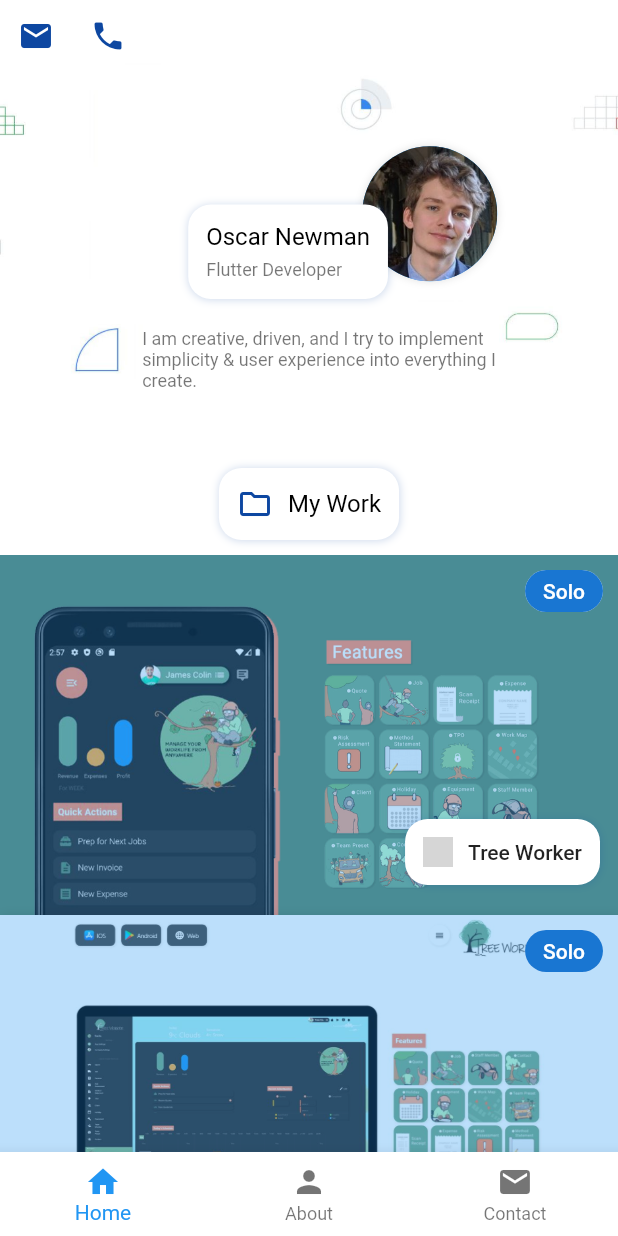
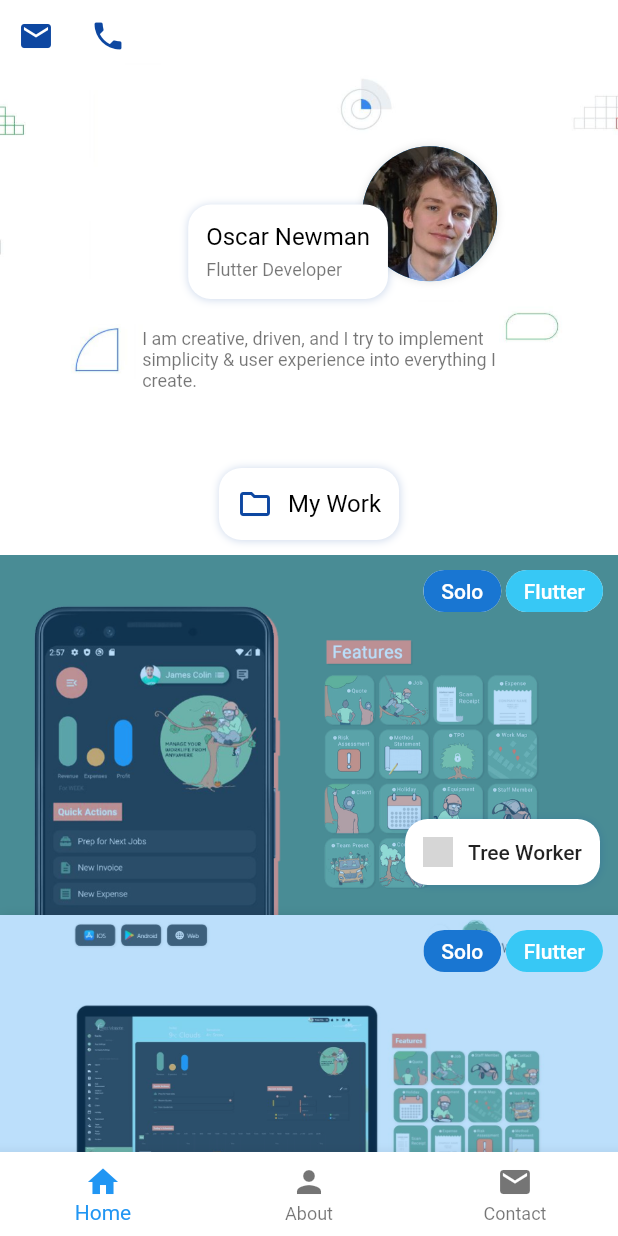
Before and after one commit to Cressplant/project_portfolio, a Flutter app: the screen it shows after launch, on a phone screen of 412 x 824 dp. Run offline on Flutter 3.47's test engine with Material 2 defaults, Android fonts, the phone set to English and light mode, and no system bars; our stand-ins replace modal_bottom_sheet; network calls fail; grey boxes are pictures that could not be loaded.

Commit message:
Snaggle & Project Pages

```diff
--- a/lib/main.dart
+++ b/lib/main.dart
@@ -1,5 +1,6 @@
 import 'package:flutter/material.dart';
 import 'package:project_portfolio/views/ui/screens/home_screen.dart';
+import 'package:project_portfolio/views/ui/screens/navigation_screen.dart';
 
 void main() {
   runApp(MyApp());
@@ -27,7 +28,7 @@ class MyApp extends StatelessWidget {
           primarySwatch: Colors.blue,
           visualDensity: VisualDensity.adaptivePlatformDensity,
           appBarTheme: AppBarTheme(elevation: 0, iconTheme: IconThemeData())),
-      home: HomeScreen(),
+      home: NavigationScreen(),
     );
   }
 }
--- a/lib/views/business_logic/utils/database.dart
+++ b/lib/views/business_logic/services/database.dart
@@ -9,33 +9,41 @@ class DataBase {
     'projects': {
       '0': {
         'title': 'Tree Worker',
-        'logo':
-            'https://firebasestorage.googleapis.com/v0/b/bluebranch-ad113.appspot.com/o/Store%20Upload%20Icon%20512.png?alt=media&token=521c81e7-3e7d-4bba-9fe4-67375ebf4ccb',
+        'logo': 'https://firebasestorage.googleapis.com/v0/b/bluebranch-ad113.appspot.com/o/Store%20Upload%20Icon%20512.png?alt=media&token=521c81e7-3e7d-4bba-9fe4-67375ebf4ccb',
         'coverImage': 'images/6 - Home Shortcuts FB AD.jpg', //! CONVERT TO NETWORK IMAGE
         'screenshots': ['images/treeworker_mobile_darkmode.png'],
         'description': 'Invoicing & team management software for Arboricultral Companies.',
-        'tags': ['000', '011', '003', '001', '004', '006', '008'],
+        'tags': ['000', '002', '003', '004', '006', '008', '011'],
         'primaryColor': 0xffff8c6a,
         'accentColor': 0xff5b876c
       },
       '1': {
         'title': 'Tree Worker Landing Page',
-        'logo':
-            'https://firebasestorage.googleapis.com/v0/b/bluebranch-ad113.appspot.com/o/Store%20Upload%20Icon%20512.png?alt=media&token=521c81e7-3e7d-4bba-9fe4-67375ebf4ccb',
+        'logo': 'https://firebasestorage.googleapis.com/v0/b/bluebranch-ad113.appspot.com/o/Store%20Upload%20Icon%20512.png?alt=media&token=521c81e7-3e7d-4bba-9fe4-67375ebf4ccb',
         'coverImage': 'images/tree_worker_landing_page.JPG', //! CONVERT TO NETWORK IMAGE
         'screenshots': ['images/tree_worker_landing_page.JPG'],
         'description': 'Flutter web project serving as the landing page for the Tree Worker app.',
-        'tags': ['000', '011', '003', '001', '008'],
+        'tags': ['000', '002', '003', '008', '011'],
         'primaryColor': 0xffff8c6a,
         'accentColor': 0xffffffff
       },
       '2': {
         'title': 'Sun Bear Blinds',
         'logo': 'https://www.sunbearblinds.com/wp-content/uploads/2019/08/Sun-Bear-Round-Logo-Edge-200px.png',
-        'coverImage': 'images/sun_bear_blinds_home.JPG', //! CONVERT TO NETWORK IMAGE
+        'coverImage': 'images/sun_bear_blinds_cover.png', //! CONVERT TO NETWORK IMAGE
         'screenshots': ['images/sun_bear_blinds_home.JPG', 'images/sun_bear_blinds_home_dark.JPG'],
         'description': 'An eCommerce web app, retailing Children\'s Blackout Blinds.',
-        'tags': ['000', '011', '002', '001', '008'],
+        'tags': ['000', '002', '011', '008'],
+        'primaryColor': 0xffff8c6a,
+        'accentColor': 0xffffffff
+      },
+      '3': {
+        'title': 'Snaggle',
+        'logo': 'https://www.sunbearblinds.com/wp-content/uploads/2019/08/Sun-Bear-Round-Logo-Edge-200px.png',
+        'coverImage': 'images/snaggle_cover.png', //! CONVERT TO NETWORK IMAGE
+        'screenshots': ['images/snaggle_cover.png'],
+        'description': 'An eCommerce web app, retailing Children\'s Blackout Blinds.',
+        'tags': ['001', '002', '011', '008'],
         'primaryColor': 0xffff8c6a,
         'accentColor': 0xffffffff
       },
--- /dev/null
+++ b/lib/views/business_logic/utils/spacers.dart
@@ -0,0 +1,5 @@
+import 'package:flutter/material.dart';
+
+const SizedBox smallVerticalSpacer = SizedBox(height: 5.0);
+const SizedBox mediumVerticalSpacer = SizedBox(height: 15.0);
+const SizedBox largeVerticalSpacer = SizedBox(height: 30.0);
--- a/lib/views/ui/screens/home_screen.dart
+++ b/lib/views/ui/screens/home_screen.dart
@@ -1,10 +1,8 @@
 import 'package:flutter/material.dart';
 import 'package:flutter/rendering.dart';
 import 'package:project_portfolio/views/business_logic/models/project.dart';
-import 'package:project_portfolio/views/business_logic/utils/database.dart';
-import 'package:project_portfolio/views/business_logic/utils/decoration.dart';
+import 'package:project_portfolio/views/business_logic/services/database.dart';
 import 'package:project_portfolio/views/ui/overlays/handshake_overlay.dart';
-import 'package:project_portfolio/views/ui/screens/project_screen.dart';
 import 'package:project_portfolio/views/utils/custom_title.dart';
 import 'package:project_portfolio/views/utils/custom_card.dart';
 import 'package:project_portfolio/views/utils/project_tile.dart';
@@ -40,14 +38,6 @@ class _HomeScreenState extends State<HomeScreen> {
     return SafeArea(
       child: Scaffold(
         backgroundColor: _theme.cardColor,
-        bottomNavigationBar: BottomNavigationBar(
-          backgroundColor: _theme.cardColor,
-          items: [
-            const BottomNavigationBarItem(icon: Icon(Icons.home), label: 'Home'),
-            const BottomNavigationBarItem(icon: Icon(Icons.person), label: 'About'),
-            const BottomNavigationBarItem(icon: Icon(Icons.mail), label: 'Contact'),
-          ],
-        ),
         body: NestedScrollView(
           headerSliverBuilder: (BuildContext context, bool innerBoxIsScrolled) => [
             SliverList(
--- /dev/null
+++ b/lib/views/ui/screens/navigation_screen.dart
@@ -0,0 +1,36 @@
+import 'package:flutter/material.dart';
+import 'package:project_portfolio/views/ui/screens/about_screen.dart';
+import 'package:project_portfolio/views/ui/screens/home_screen.dart';
+
+class NavigationScreen extends StatefulWidget {
+  @override
+  _NavigationScreenState createState() => _NavigationScreenState();
+}
+
+class _NavigationScreenState extends State<NavigationScreen> {
+  PageController _pageController = PageController();
+
+  @override
+  Widget build(BuildContext context) {
+    return SafeArea(
+        child: Scaffold(
+      bottomNavigationBar: BottomNavigationBar(
+        backgroundColor: Theme.of(context).cardColor,
+        onTap: (_index) => _pageController.animateToPage(_index, duration: Duration(milliseconds: 300), curve: Curves.bounceIn),
+        items: [
+          const BottomNavigationBarItem(icon: Icon(Icons.home), label: 'Home'),
+          const BottomNavigationBarItem(icon: Icon(Icons.person), label: 'About'),
+          const BottomNavigationBarItem(icon: Icon(Icons.mail), label: 'Contact'),
+        ],
+      ),
+      body: PageView(
+        controller: _pageController,
+        children: [
+          HomeScreen(),
+          AboutScreen(),
+          SizedBox() //!
+        ],
+      ),
+    ));
+  }
+}
--- a/lib/views/utils/project_tile.dart
+++ b/lib/views/utils/project_tile.dart
@@ -3,6 +3,7 @@ import 'dart:ui';
 import 'package:flutter/material.dart';
 import 'package:project_portfolio/views/business_logic/models/project.dart';
 import 'package:project_portfolio/views/business_logic/utils/colors.dart';
+import 'package:project_portfolio/views/business_logic/utils/formatting.dart';
 import 'package:project_portfolio/views/business_logic/utils/globals.dart';
 import 'package:project_portfolio/views/business_logic/utils/tags.dart';
 import 'package:project_portfolio/views/ui/screens/project_screen.dart';
@@ -18,6 +19,7 @@ class ProjectTile extends StatelessWidget {
   @override
   Widget build(BuildContext context) {
     ThemeData _theme = Theme.of(context);
+    bool _mobile = checkMobile(context);
 
     return InkWell(
       onTap: () => Navigator.push<Null>(context, MaterialPageRoute(builder: (context) => ProjectScreen(project))),
@@ -28,17 +30,22 @@ class ProjectTile extends StatelessWidget {
         child: Column(
           children: [
             Container(
-              height: 240.0,
+              height: _mobile ? 240.0 : 260.0,
               decoration: BoxDecoration(
                   color: project.accentColor,
                   // borderRadius: BorderRadius.circular(15),
 
-                  image: DecorationImage(
-                      alignment: Alignment.bottomCenter, fit: BoxFit.contain, image: AssetImage(project.coverImage)) //! CONVERT TO NETWORK IMAGE
+                  image: DecorationImage(alignment: Alignment.bottomCenter, fit: BoxFit.contain, image: AssetImage(project.coverImage)) //! CONVERT TO NETWORK IMAGE
                   ),
               child: Stack(
                 children: [
                   Container(color: _theme.accentColor.withOpacity(0.3)),
+                  Center(
+                    child: ConstrainedBox(
+                      constraints: BoxConstraints(maxWidth: 800.0),
+                      child: Stack(
+                        children: [
+                          // Container(color: _theme.accentColor.withOpacity(0.3)),
                           // ImageFiltered(
                           //     imageFilter: ImageFilter.blur(sigmaX: 10, sigmaY: 10),
                           //     child: ShaderMask(
@@ -55,10 +62,11 @@ class ProjectTile extends StatelessWidget {
                           //
                           //
 
-
-                  Positioned(top: 10.0, right: 10.0, child: TagWrap([
-                       if (project.tags.contains(Globals.tagGlossary['000'])) Globals.tagGlossary['000']
-                       else if(project.tags.contains(Globals.tagGlossary['001'])) Globals.tagGlossary['001'],
+                          Positioned(
+                            top: 10.0,
+                            right: 10.0,
+                            child: TagWrap([
+                              if (project.tags.contains(Globals.tagGlossary['000'])) Globals.tagGlossary['000'] else if (project.tags.contains(Globals.tagGlossary['001'])) Globals.tagGlossary['001'],
                               if (project.tags.contains(Globals.tagGlossary['002'])) Globals.tagGlossary['002']
                             ]),
                           ),
@@ -105,6 +113,10 @@ class ProjectTile extends StatelessWidget {
                         ],
                       ),
                     ),
+                  ),
+                ],
+              ),
+            ),
             // Container(
             //   // height: 30.0,
             //   color: project.primaryColor,
```
Also changed, not shown: lib/views/business_logic/utils/formatting.dart (added, +24 -0 lines), lib/views/ui/screens/project_screen.dart (+28 -10 lines), lib/views/utils/github_card.dart (added, +42 -0 lines), images/snaggle_cover.png (added), images/sun_bear_blinds_cover.png (added). Lines whose indentation alone changed are shown as unchanged.
